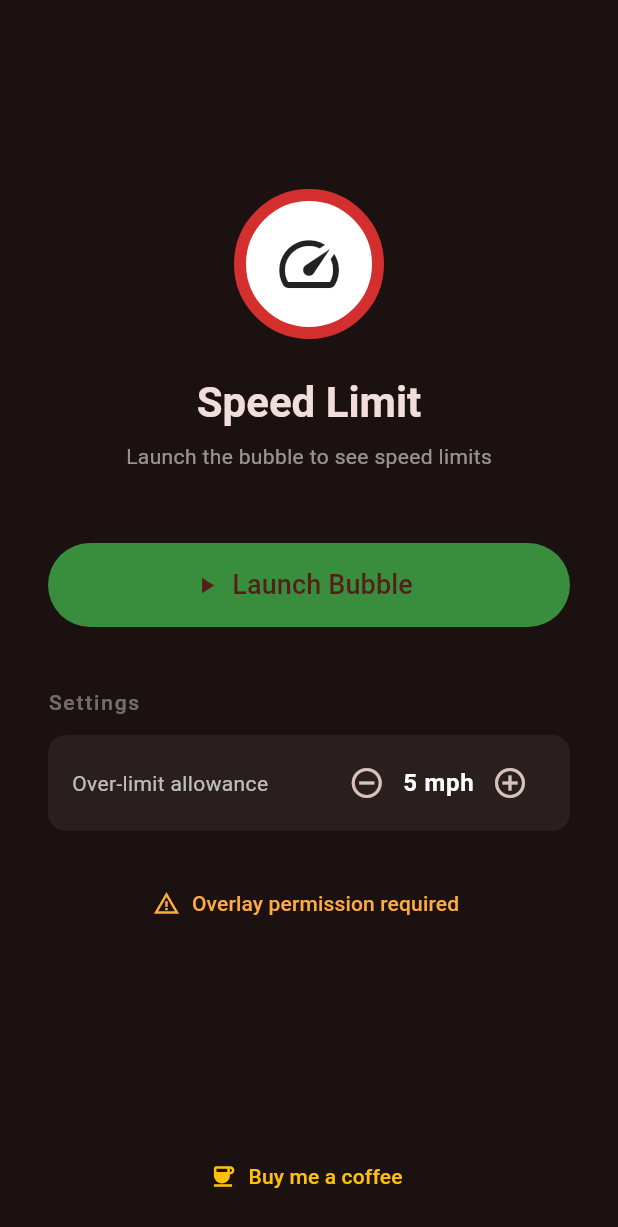
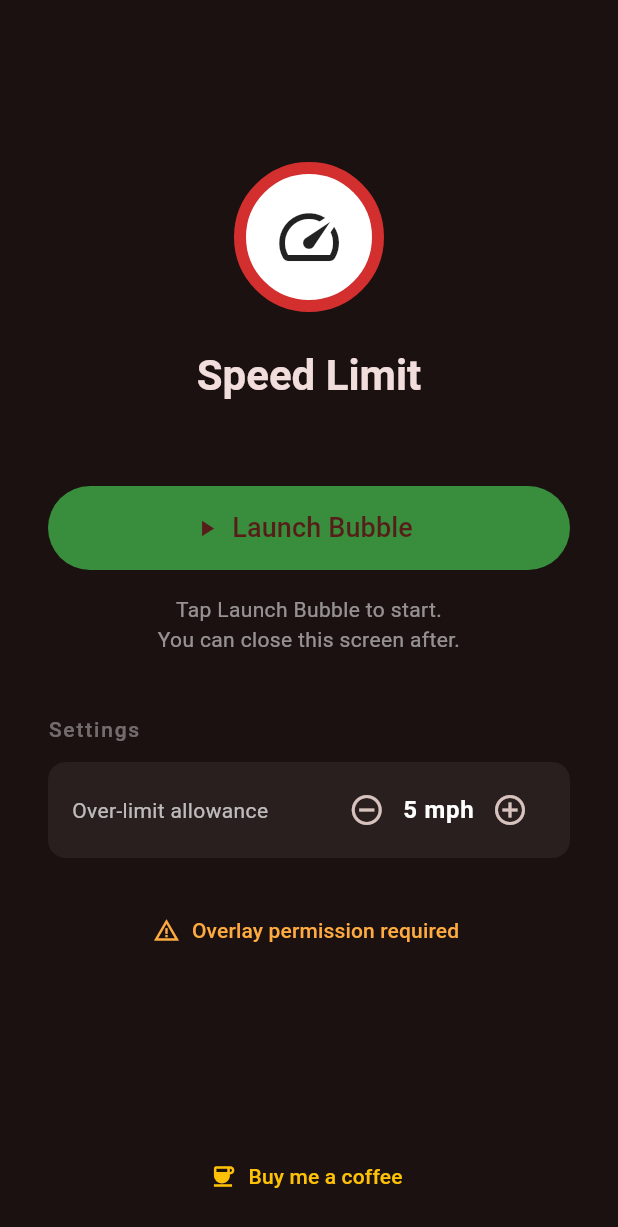
Before and after one commit to cmaujean/speed-limit, a Flutter app: the screen it shows after launch, on a phone screen of 412 x 824 dp. Shown: the top 1227 px of the screen. Run offline on Flutter 3.47's test engine with Material 3 defaults, Android fonts, the phone set to English and light mode, and no system bars; our stand-ins replace geolocator.

Commit message:
Add buy me a coffee link with pulse animation, launcher instructions
Co-Authored-By: Claude Opus 4.6 <noreply@anthropic.com>

```diff
--- a/lib/main.dart
+++ b/lib/main.dart
@@ -35,21 +35,56 @@ class HomePage extends StatefulWidget {
   State<HomePage> createState() => _HomePageState();
 }
 
-class _HomePageState extends State<HomePage> with WidgetsBindingObserver {
+class _HomePageState extends State<HomePage>
+    with WidgetsBindingObserver, TickerProviderStateMixin {
   bool _bubbleActive = false;
   bool _hasOverlayPermission = false;
   bool _hasLocationPermission = false;
   int _overLimitAllowance = 5;
+
+  late AnimationController _coffeeController;
+  late Animation<double> _coffeeScale;
+  late Animation<double> _coffeeOpacity;
 
   @override
   void initState() {
     super.initState();
     WidgetsBinding.instance.addObserver(this);
     _checkPermissions();
+
+    _coffeeController = AnimationController(
+      vsync: this,
+      duration: const Duration(seconds: 3),
+    );
+
+    // Pulse scale: 1.0 -> 1.3 -> 1.0, repeating ~4 times over 3s
+    _coffeeScale = TweenSequence<double>([
+      TweenSequenceItem(tween: Tween(begin: 1.0, end: 1.3), weight: 1),
+      TweenSequenceItem(tween: Tween(begin: 1.3, end: 1.0), weight: 1),
+    ]).animate(CurvedAnimation(
+      parent: _coffeeController,
+      curve: Curves.easeInOut,
+    ));
+
+    // Fade opacity to pulse the color
+    _coffeeOpacity = TweenSequence<double>([
+      TweenSequenceItem(tween: Tween(begin: 1.0, end: 0.5), weight: 1),
+      TweenSequenceItem(tween: Tween(begin: 0.5, end: 1.0), weight: 1),
+    ]).animate(CurvedAnimation(
+      parent: _coffeeController,
+      curve: Curves.easeInOut,
+    ));
+
+    _coffeeController.repeat();
+    Future.delayed(const Duration(seconds: 3), () {
+      if (mounted) _coffeeController.stop();
+      if (mounted) _coffeeController.value = 0.0;
+    });
   }
 
   @override
   void dispose() {
+    _coffeeController.dispose();
     WidgetsBinding.instance.removeObserver(this);
     super.dispose();
   }
@@ -143,14 +178,6 @@ class _HomePageState extends State<HomePage> with WidgetsBindingObserver {
                       ),
                 ),
                 const SizedBox(height: 8),
-                Text(
-                  _bubbleActive
-                      ? 'Bubble is active'
-                      : 'Launch the bubble to see speed limits',
-                  style: Theme.of(context).textTheme.bodyMedium?.copyWith(
-                        color: Colors.white54,
-                      ),
-                ),
                 const SizedBox(height: 48),
 
                 // Launch / stop bubble
@@ -168,6 +195,16 @@ class _HomePageState extends State<HomePage> with WidgetsBindingObserver {
                       backgroundColor:
                           _bubbleActive ? Colors.red[700] : Colors.green[700],
                     ),
+                  ),
+                ),
+                const SizedBox(height: 16),
+                Text(
+                  _bubbleActive
+                      ? 'Bubble is running. You can close this screen.'
+                      : 'Tap Launch Bubble to start.\nYou can close this screen after.',
+                  textAlign: TextAlign.center,
+                  style: Theme.of(context).textTheme.bodyMedium?.copyWith(
+                        color: Colors.white54,
                       ),
                 ),
                 const SizedBox(height: 40),
@@ -240,7 +277,21 @@ class _HomePageState extends State<HomePage> with WidgetsBindingObserver {
                 const Spacer(),
 
                 // Buy me a coffee
-                TextButton.icon(
+                AnimatedBuilder(
+                  animation: _coffeeController,
+                  builder: (context, child) {
+                    final scale = _coffeeController.isAnimating
+                        ? _coffeeScale.value
+                        : 1.0;
+                    final opacity = _coffeeController.isAnimating
+                        ? _coffeeOpacity.value
+                        : 1.0;
+                    return Transform.scale(
+                      scale: scale,
+                      child: Opacity(opacity: opacity, child: child),
+                    );
+                  },
+                  child: TextButton.icon(
                     onPressed: () => launchUrl(
                       Uri.parse('https://buymeacoffee.com/4dvu1r9nsh'),
                       mode: LaunchMode.externalApplication,
@@ -248,6 +299,7 @@ class _HomePageState extends State<HomePage> with WidgetsBindingObserver {
                     icon: const Icon(Icons.coffee, size: 18),
                     label: const Text('Buy me a coffee'),
                     style: TextButton.styleFrom(foregroundColor: Colors.amber),
+                  ),
                 ),
                 const SizedBox(height: 16),
               ],
```
Lines whose indentation alone changed are shown as unchanged.
